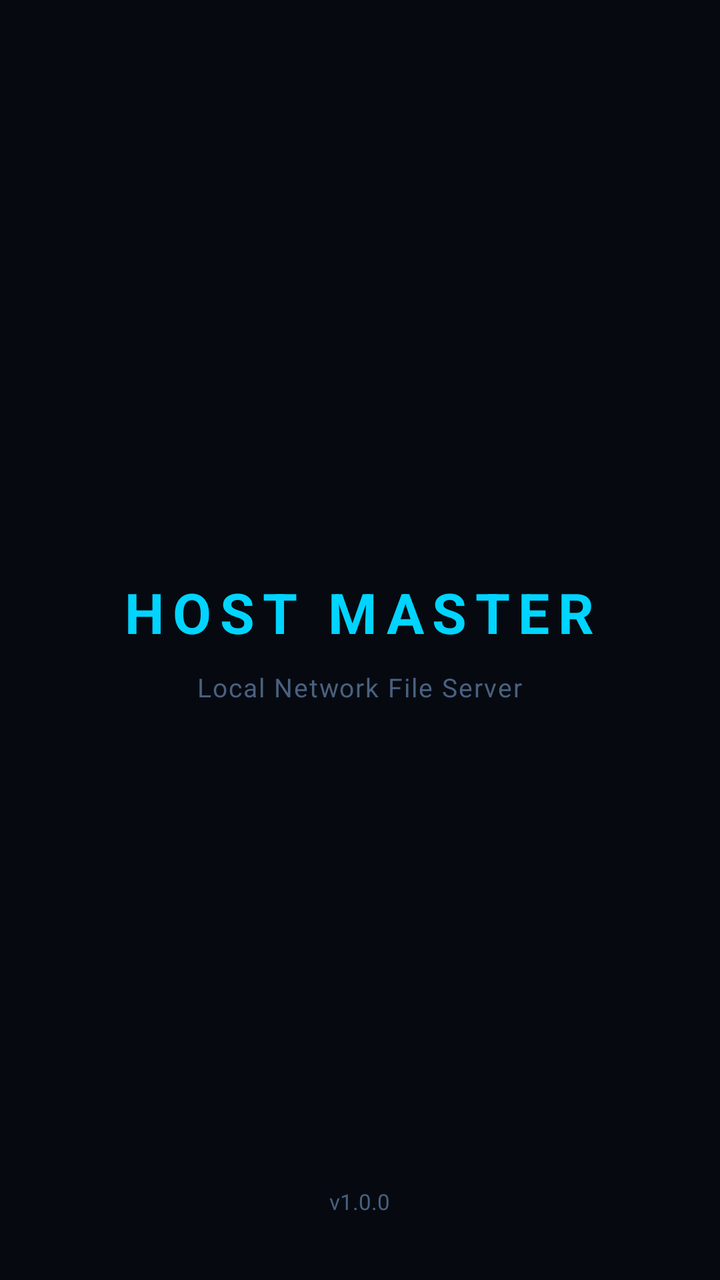
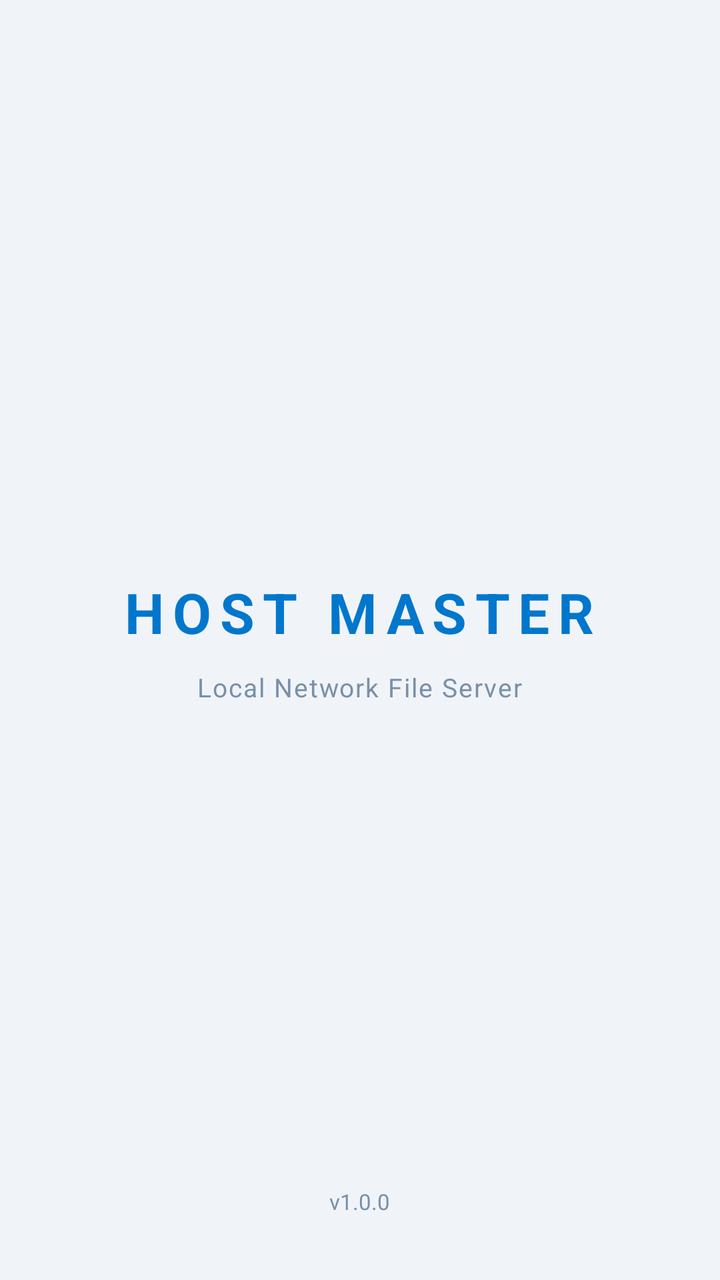

Screens rendered from an Android XML layout before and after an edit, with the pre-edit source and the edit as a unified diff.
<!-- AndroidManifest.xml: activity theme Theme.HostMaster.Splash -->
<!-- res/layout/activity_splash.xml -->
<?xml version="1.0" encoding="utf-8"?>
<FrameLayout xmlns:android="http://schemas.android.com/apk/res/android"
    android:layout_width="match_parent"
    android:layout_height="match_parent"
    android:background="#060A10">

    <LinearLayout
        android:layout_width="wrap_content"
        android:layout_height="wrap_content"
        android:layout_gravity="center"
        android:orientation="vertical"
        android:gravity="center">

        <TextView
            android:layout_width="wrap_content"
            android:layout_height="wrap_content"
            android:text="HOST MASTER"
            android:textColor="#00D4FF"
            android:textSize="28sp"
            android:textStyle="bold"
            android:letterSpacing="0.15"
            android:layout_marginBottom="10dp" />

        <TextView
            android:layout_width="wrap_content"
            android:layout_height="wrap_content"
            android:text="Local Network File Server"
            android:textColor="#4A6080"
            android:textSize="13sp"
            android:letterSpacing="0.05" />
    </LinearLayout>

    <TextView
        android:layout_width="wrap_content"
        android:layout_height="wrap_content"
        android:layout_gravity="bottom|center_horizontal"
        android:layout_marginBottom="32dp"
        android:text="v1.0.0"
        android:textColor="#4A6080"
        android:textSize="11sp" />

</FrameLayout>
<!-- resources referenced by this layout -->
<resources>
  <style name="Theme.HostMaster.Splash" parent="Theme.Material3.Light.NoActionBar">
          <item name="android:statusBarColor">#060A10</item>
          <item name="android:navigationBarColor">#060A10</item>
          <item name="android:windowBackground">#060A10</item>
          <item name="android:windowLightStatusBar">false</item>
      </style>
</resources>

<!-- the commit's change to res/layout/activity_splash.xml (unified diff, before → after) -->
@@ -2,7 +2,7 @@
 <FrameLayout xmlns:android="http://schemas.android.com/apk/res/android"
     android:layout_width="match_parent"
     android:layout_height="match_parent"
-    android:background="#060A10">
+    android:background="@color/bg">
 
     <LinearLayout
         android:layout_width="wrap_content"
@@ -15,7 +15,7 @@
             android:layout_width="wrap_content"
             android:layout_height="wrap_content"
             android:text="HOST MASTER"
-            android:textColor="#00D4FF"
+            android:textColor="@color/accent"
             android:textSize="28sp"
             android:textStyle="bold"
             android:letterSpacing="0.15"
@@ -25,7 +25,7 @@
             android:layout_width="wrap_content"
             android:layout_height="wrap_content"
             android:text="Local Network File Server"
-            android:textColor="#4A6080"
+            android:textColor="@color/text_muted"
             android:textSize="13sp"
             android:letterSpacing="0.05" />
     </LinearLayout>
@@ -36,7 +36,7 @@
         android:layout_gravity="bottom|center_horizontal"
         android:layout_marginBottom="32dp"
         android:text="v1.0.0"
-        android:textColor="#4A6080"
+        android:textColor="@color/text_muted"
         android:textSize="11sp" />
 
 </FrameLayout>
<!-- resource entries referenced after the edit -->
@@ -1,5 +1,8 @@
 <!-- resources referenced by this layout -->
 <resources>
+  <color name="accent">#0077CC</color>
+  <color name="bg">#F0F4F8</color>
+  <color name="text_muted">#7A90A8</color>
   <style name="Theme.HostMaster.Splash" parent="Theme.Material3.Light.NoActionBar">
           <item name="android:statusBarColor">#060A10</item>
           <item name="android:navigationBarColor">#060A10</item>
